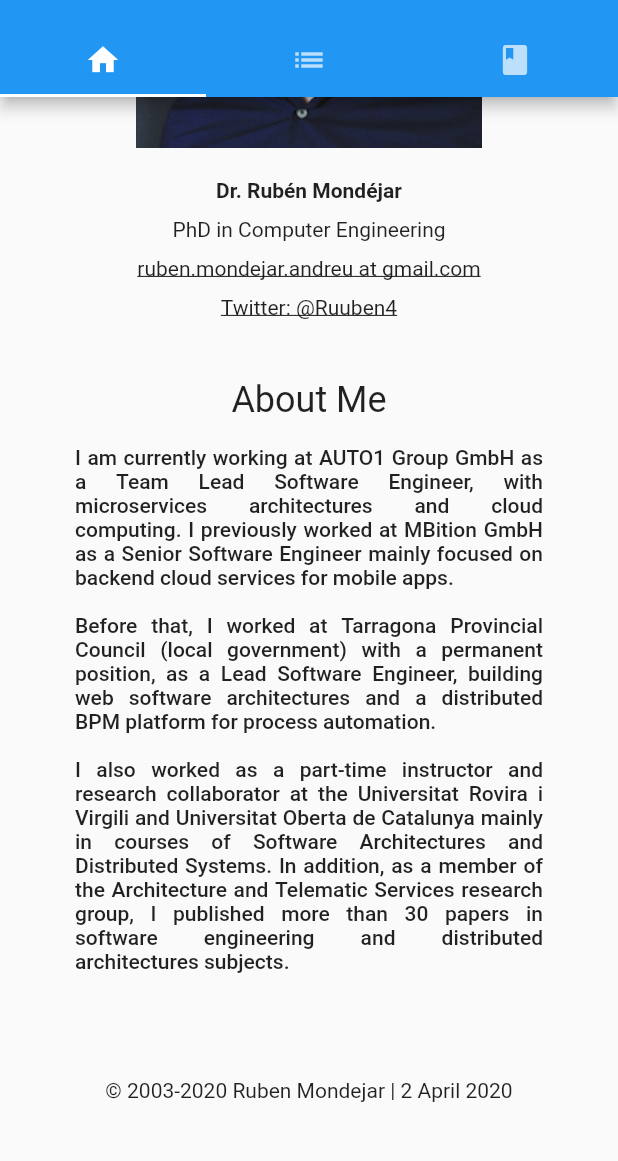
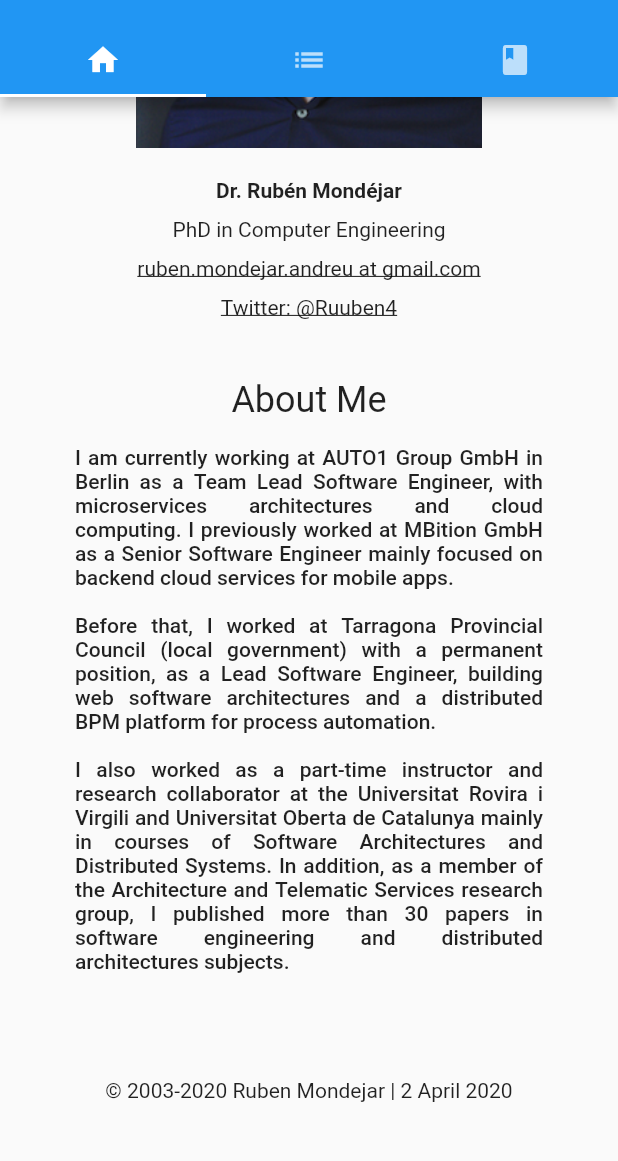
Before and after one commit to rmondejar/website, a Flutter app: the screen it shows after launch, scrolled down 384 dp, on a phone screen of 412 x 824 dp, the part 59-1220 px from its top. Run offline on Flutter 3.47's test engine with Material 2 defaults, Android fonts, the light colour scheme and no system bars; our stand-ins replace url_launcher_web.

Commit message:
chore: housekeeping

```diff
--- a/lib/main.dart
+++ b/lib/main.dart
@@ -1,5 +1,3 @@
-import 'dart:ui';
-
 import 'package:flutter/material.dart';
 import 'package:url_launcher_web/url_launcher_web.dart';
 import 'package:flutter_web_plugins/flutter_web_plugins.dart';
@@ -24,7 +22,6 @@ class Website extends StatelessWidget {
   @override
   Widget build(BuildContext context) {
     return MaterialApp(
-      title: title,
       theme: ThemeData(
         primarySwatch: Colors.blue,
       ),
@@ -47,6 +44,7 @@ class TabScreen extends StatelessWidget {
           length: 3,
           child: Scaffold(
             appBar: AppBar(
+              title: Text(title),
               bottom: TabBar(
                 tabs: [
                   Tab(icon: Icon(Icons.home)),
@@ -54,7 +52,6 @@ class TabScreen extends StatelessWidget {
                   Tab(icon: Icon(Icons.book)),
                 ],
               ),
-              title: Text(title),
             ),
             body: TabBarView(
               children: [
@@ -65,9 +62,6 @@ class TabScreen extends StatelessWidget {
             )
           ),
         ),
-
-
-
     );
   }
 }
--- a/lib/tabs/homepage.dart
+++ b/lib/tabs/homepage.dart
@@ -52,7 +52,7 @@ class HomePage extends StatelessWidget {
 
                Paragraph(
                    title: 'About Me',
-                   content: 'I am currently working at AUTO1 Group GmbH as a Team Lead Software Engineer, '
+                   content: 'I am currently working at AUTO1 Group GmbH in Berlin as a Team Lead Software Engineer, '
                        'with microservices architectures and cloud computing. I previously worked at MBition GmbH '
                        'as a Senior Software Engineer mainly focused on backend cloud services for mobile apps.'
                        '\n\n'
--- a/lib/tabs/profile.dart
+++ b/lib/tabs/profile.dart
@@ -1,5 +1,3 @@
-import 'dart:html';
-
 import 'package:flutter/material.dart';
 
 import '../widgets/paragraph.dart';
```
